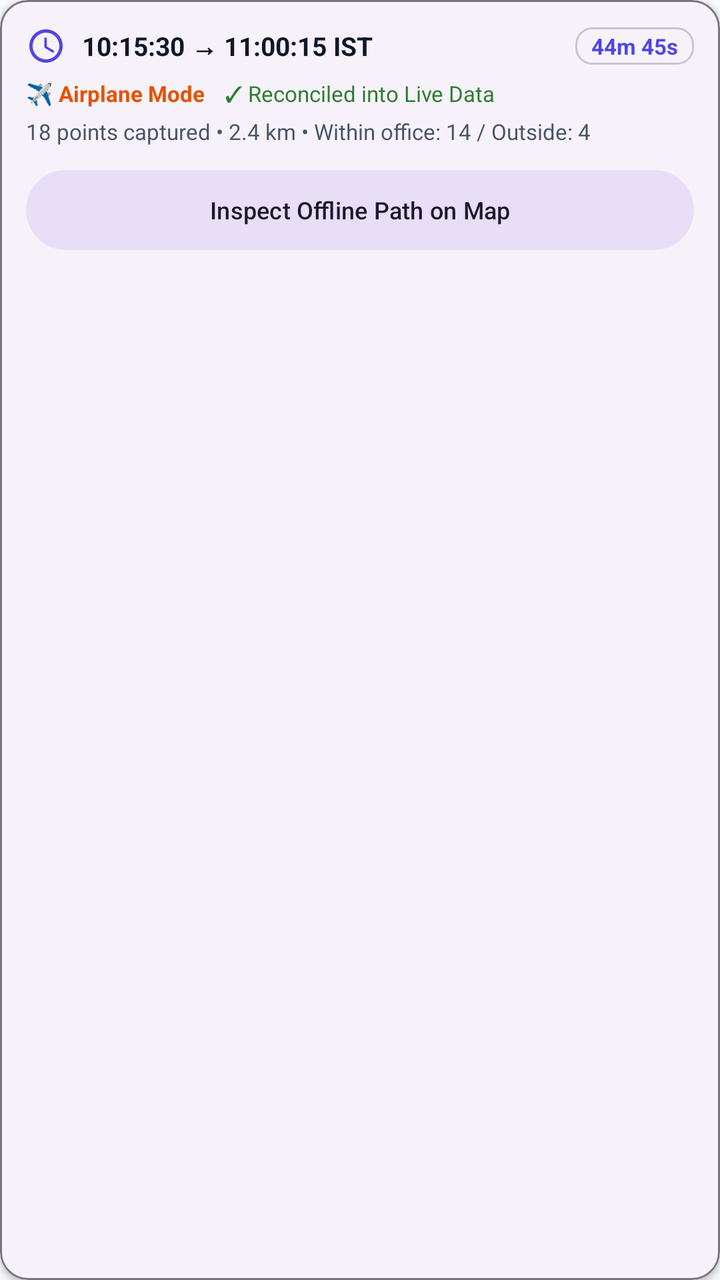
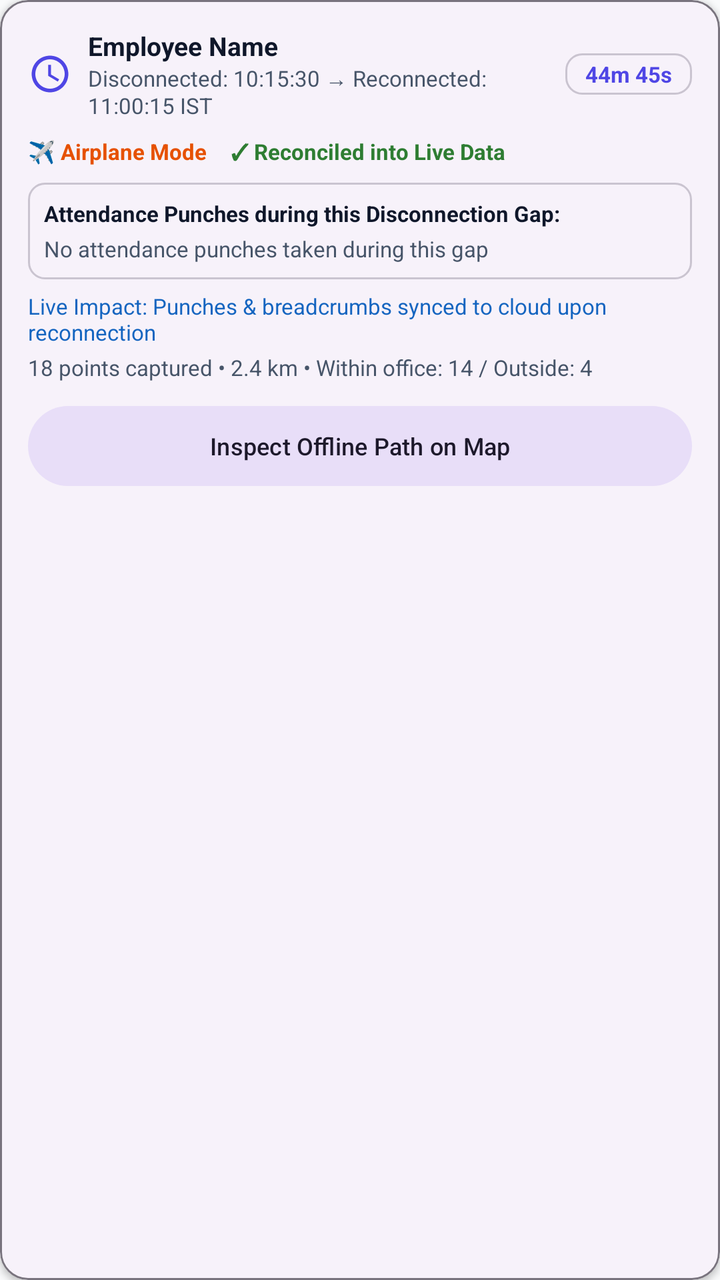

Before-and-after screenshots of an Android layout around one commit, followed by the original layout XML and the change that was made.
<!-- AndroidManifest.xml: application theme Theme.Biometric -->
<!-- res/layout/item_offline_period.xml -->
<?xml version="1.0" encoding="utf-8"?>
<com.google.android.material.card.MaterialCardView xmlns:android="http://schemas.android.com/apk/res/android"
    xmlns:app="http://schemas.android.com/apk/res-auto"
    android:layout_width="match_parent"
    android:layout_height="wrap_content"
    android:layout_marginBottom="8dp"
    app:cardCornerRadius="14dp"
    app:cardElevation="2dp"
    app:strokeWidth="1dp"
    app:strokeColor="?attr/colorOutline">

    <LinearLayout
        android:layout_width="match_parent"
        android:layout_height="wrap_content"
        android:orientation="vertical"
        android:padding="13dp">

        <LinearLayout
            android:layout_width="match_parent"
            android:layout_height="wrap_content"
            android:orientation="horizontal"
            android:gravity="center_vertical">

            <ImageView
                android:id="@+id/ivPeriodIcon"
                android:layout_width="20dp"
                android:layout_height="20dp"
                android:src="@drawable/ic_clock"
                app:tint="?attr/colorPrimary" />

            <TextView
                android:id="@+id/tvPeriodTitle"
                android:layout_width="0dp"
                android:layout_height="wrap_content"
                android:layout_weight="1"
                android:layout_marginStart="8dp"
                android:textStyle="bold"
                android:textSize="13sp"
                android:textColor="?attr/colorOnSurface"
                android:text="10:15:30 → 11:00:15 IST" />

            <TextView
                android:id="@+id/tvPeriodDuration"
                android:layout_width="wrap_content"
                android:layout_height="wrap_content"
                android:paddingStart="8dp"
                android:paddingEnd="8dp"
                android:paddingTop="2dp"
                android:paddingBottom="2dp"
                android:background="@drawable/bg_rounded_card_outline"
                android:textStyle="bold"
                android:textSize="11sp"
                android:textColor="?attr/colorPrimary"
                android:text="44m 45s" />
        </LinearLayout>

        <LinearLayout
            android:layout_width="match_parent"
            android:layout_height="wrap_content"
            android:layout_marginTop="6dp"
            android:orientation="horizontal"
            android:gravity="center_vertical">

            <TextView
                android:id="@+id/tvPeriodReason"
                android:layout_width="wrap_content"
                android:layout_height="wrap_content"
                android:textSize="11sp"
                android:textStyle="bold"
                android:textColor="#E65100"
                android:text="✈️ Airplane Mode" />

            <Space
                android:layout_width="10dp"
                android:layout_height="1dp" />

            <TextView
                android:id="@+id/tvPeriodSyncStatus"
                android:layout_width="wrap_content"
                android:layout_height="wrap_content"
                android:textSize="11sp"
                android:textColor="#2E7D32"
                android:text="✓ Reconciled into Live Data" />
        </LinearLayout>

        <TextView
            android:id="@+id/tvPeriodStats"
            android:layout_width="match_parent"
            android:layout_height="wrap_content"
            android:layout_marginTop="4dp"
            android:textSize="11sp"
            android:textColor="?attr/colorOnSurfaceVariant"
            android:text="18 points captured • 2.4 km • Within office: 14 / Outside: 4" />

        <com.google.android.material.button.MaterialButton
            android:id="@+id/btnViewPeriodRoute"
            style="@style/Widget.Material3.Button.TonalButton"
            android:layout_width="match_parent"
            android:layout_height="wrap_content"
            android:layout_marginTop="8dp"
            android:textSize="12sp"
            android:text="Inspect Offline Path on Map" />
    </LinearLayout>
</com.google.android.material.card.MaterialCardView>
<!-- resources referenced by this layout -->
<resources>
  <!-- drawable bg_rounded_card_outline (drawable) -->
  <?xml version="1.0" encoding="utf-8"?>
  <shape xmlns:android="http://schemas.android.com/apk/res/android"
      android:shape="rectangle">
      <corners android:radius="8dp" />
      <stroke
          android:width="1dp"
          android:color="?attr/colorOutlineVariant" />
  </shape>
  <!-- drawable ic_clock (drawable) -->
  <vector xmlns:android="http://schemas.android.com/apk/res/android"
      android:width="24dp"
      android:height="24dp"
      android:viewportWidth="24"
      android:viewportHeight="24"
      android:tint="?attr/colorControlNormal">
      <path
          android:fillColor="@android:color/white"
          android:pathData="M11.99,2C6.47,2 2,6.48 2,12s4.47,10 9.99,10C17.52,22 22,17.52 22,12S17.52,2 11.99,2zM12,20c-4.42,0 -8,-3.58 -8,-8s3.58,-8 8,-8 8,3.58 8,8 -3.58,8 -8,8zM12.5,7H11v6l5.25,3.15 0.75,-1.23 -4.5,-2.67z"/>
  </vector>
  <style name="Theme.Biometric" parent="Theme.Material3.DayNight.NoActionBar">
          
          <item name="colorPrimary">@color/colorPrimary</item>
          <item name="colorPrimaryDark">@color/colorPrimaryDark</item>
          <item name="colorPrimaryVariant">@color/colorPrimaryDark</item>
          <item name="colorOnPrimary">@android:color/white</item>
          
          
          <item name="colorSecondary">@color/colorAccent</item>
          <item name="colorOnSecondary">@android:color/white</item>
  
          
          <item name="android:colorBackground">@color/window_background</item>
          <item name="android:windowBackground">@color/window_background</item>
          <item name="android:windowDisablePreview">false</item>
          <item name="colorSurface">@color/window_background</item>
          <item name="colorOnSurface">@color/text_primary</item>
          <item name="colorSurfaceVariant">@color/colorSurfaceVariant</item>
          <item name="colorOnSurfaceVariant">@color/text_secondary</item>
          <item name="colorError">@color/red</item>
          <item name="colorOnError">@android:color/white</item>
          <item name="colorOutline">@color/outline</item>
          <item name="colorOutlineVariant">@color/outline_variant</item>
  
          
          <item name="android:statusBarColor">?attr/colorSurface</item>
          <item name="android:windowLightStatusBar">true</item>
          <item name="android:navigationBarColor">?attr/colorSurface</item>
          <item name="android:windowLightNavigationBar" tools:targetApi="27">true</item>
          <item name="android:windowLayoutInDisplayCutoutMode" tools:targetApi="28">shortEdges</item>
  
          
          <item name="android:windowActivityTransitions">true</item>
          <item name="android:windowEnterTransition">@android:transition/fade</item>
          <item name="android:windowExitTransition">@android:transition/fade</item>
  
          
          <item name="toolbarStyle">@style/Widget.App.Toolbar</item>
          <item name="materialCardViewStyle">@style/Widget.App.CardView</item>
      </style>
  <color name="colorPrimary">#4F46E5</color>
  <color name="colorPrimaryDark">#4338CA</color>
  <color name="colorAccent">#F43F5E</color>
  <color name="window_background">#F9FAFB</color>
  <color name="text_primary">#0F172A</color>
  <color name="colorSurfaceVariant">#F3F4F6</color>
  <color name="text_secondary">#475569</color>
  <color name="red">#EF4444</color>
  <color name="outline">#79747E</color>
  <color name="outline_variant">#CAC4D0</color>
  <style name="Widget.App.Toolbar" parent="Widget.Material3.Toolbar.OnSurface">
          <item name="titleTextAppearance">@style/TextAppearance.App.ToolbarTitle</item>
      </style>
  <style name="Widget.App.CardView" parent="Widget.Material3.CardView.Elevated">
          <item name="cardCornerRadius">16dp</item>
          <item name="cardElevation">4dp</item>
      </style>
  <style name="TextAppearance.App.ToolbarTitle" parent="TextAppearance.Material3.TitleLarge">
          <item name="android:textStyle">bold</item>
      </style>
</resources>

<!-- the commit's change to res/layout/item_offline_period.xml (unified diff, before → after) -->
@@ -3,7 +3,7 @@
     xmlns:app="http://schemas.android.com/apk/res-auto"
     android:layout_width="match_parent"
     android:layout_height="wrap_content"
-    android:layout_marginBottom="8dp"
+    android:layout_marginBottom="10dp"
     app:cardCornerRadius="14dp"
     app:cardElevation="2dp"
     app:strokeWidth="1dp"
@@ -13,8 +13,9 @@
         android:layout_width="match_parent"
         android:layout_height="wrap_content"
         android:orientation="vertical"
-        android:padding="13dp">
+        android:padding="14dp">
 
+        
         <LinearLayout
             android:layout_width="match_parent"
             android:layout_height="wrap_content"
@@ -23,30 +24,44 @@
 
             <ImageView
                 android:id="@+id/ivPeriodIcon"
-                android:layout_width="20dp"
-                android:layout_height="20dp"
+                android:layout_width="22dp"
+                android:layout_height="22dp"
                 android:src="@drawable/ic_clock"
                 app:tint="?attr/colorPrimary" />
 
-            <TextView
-                android:id="@+id/tvPeriodTitle"
+            <LinearLayout
                 android:layout_width="0dp"
                 android:layout_height="wrap_content"
                 android:layout_weight="1"
                 android:layout_marginStart="8dp"
-                android:textStyle="bold"
-                android:textSize="13sp"
-                android:textColor="?attr/colorOnSurface"
-                android:text="10:15:30 → 11:00:15 IST" />
+                android:orientation="vertical">
+
+                <TextView
+                    android:id="@+id/tvPeriodTitle"
+                    android:layout_width="match_parent"
+                    android:layout_height="wrap_content"
+                    android:textStyle="bold"
+                    android:textSize="13sp"
+                    android:textColor="?attr/colorOnSurface"
+                    android:text="Employee Name" />
+
+                <TextView
+                    android:id="@+id/tvPeriodWindow"
+                    android:layout_width="match_parent"
+                    android:layout_height="wrap_content"
+                    android:textSize="11sp"
+                    android:textColor="?attr/colorOnSurfaceVariant"
+                    android:text="Disconnected: 10:15:30 → Reconnected: 11:00:15 IST" />
+            </LinearLayout>
 
             <TextView
                 android:id="@+id/tvPeriodDuration"
                 android:layout_width="wrap_content"
                 android:layout_height="wrap_content"
-                android:paddingStart="8dp"
-                android:paddingEnd="8dp"
-                android:paddingTop="2dp"
-                android:paddingBottom="2dp"
+                android:paddingStart="10dp"
+                android:paddingEnd="10dp"
+                android:paddingTop="3dp"
+                android:paddingBottom="3dp"
                 android:background="@drawable/bg_rounded_card_outline"
                 android:textStyle="bold"
                 android:textSize="11sp"
@@ -54,10 +69,11 @@
                 android:text="44m 45s" />
         </LinearLayout>
 
+        
         <LinearLayout
             android:layout_width="match_parent"
             android:layout_height="wrap_content"
-            android:layout_marginTop="6dp"
+            android:layout_marginTop="8dp"
             android:orientation="horizontal"
             android:gravity="center_vertical">
 
@@ -71,7 +87,7 @@
                 android:text="✈️ Airplane Mode" />
 
             <Space
-                android:layout_width="10dp"
+                android:layout_width="12dp"
                 android:layout_height="1dp" />
 
             <TextView
@@ -79,15 +95,55 @@
                 android:layout_width="wrap_content"
                 android:layout_height="wrap_content"
                 android:textSize="11sp"
+                android:textStyle="bold"
                 android:textColor="#2E7D32"
                 android:text="✓ Reconciled into Live Data" />
         </LinearLayout>
 
+        
+        <LinearLayout
+            android:id="@+id/llOfflinePunchesContainer"
+            android:layout_width="match_parent"
+            android:layout_height="wrap_content"
+            android:layout_marginTop="8dp"
+            android:orientation="vertical"
+            android:background="@drawable/bg_rounded_card_outline"
+            android:padding="8dp">
+
+            <TextView
+                android:layout_width="match_parent"
+                android:layout_height="wrap_content"
+                android:text="Attendance Punches during this Disconnection Gap:"
+                android:textSize="11sp"
+                android:textStyle="bold"
+                android:textColor="?attr/colorOnSurface" />
+
+            <TextView
+                android:id="@+id/tvPeriodPunches"
+                android:layout_width="match_parent"
+                android:layout_height="wrap_content"
+                android:layout_marginTop="3dp"
+                android:textSize="11sp"
+                android:textColor="?attr/colorOnSurfaceVariant"
+                android:text="No attendance punches taken during this gap" />
+        </LinearLayout>
+
+        
+        <TextView
+            android:id="@+id/tvPeriodLiveImpact"
+            android:layout_width="match_parent"
+            android:layout_height="wrap_content"
+            android:layout_marginTop="6dp"
+            android:textSize="11sp"
+            android:textColor="#1565C0"
+            android:text="Live Impact: Punches &amp; breadcrumbs synced to cloud upon reconnection" />
+
+        
         <TextView
             android:id="@+id/tvPeriodStats"
             android:layout_width="match_parent"
             android:layout_height="wrap_content"
-            android:layout_marginTop="4dp"
+            android:layout_marginTop="3dp"
             android:textSize="11sp"
             android:textColor="?attr/colorOnSurfaceVariant"
             android:text="18 points captured • 2.4 km • Within office: 14 / Outside: 4" />
